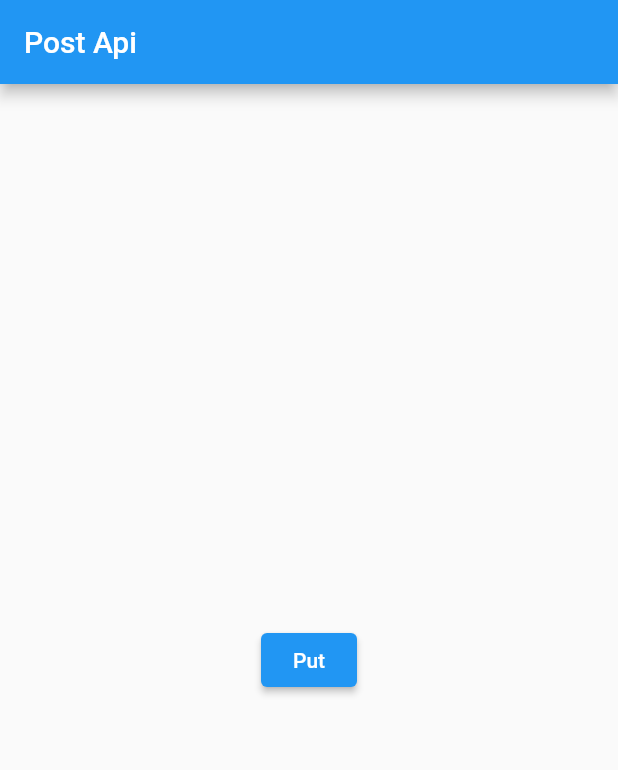
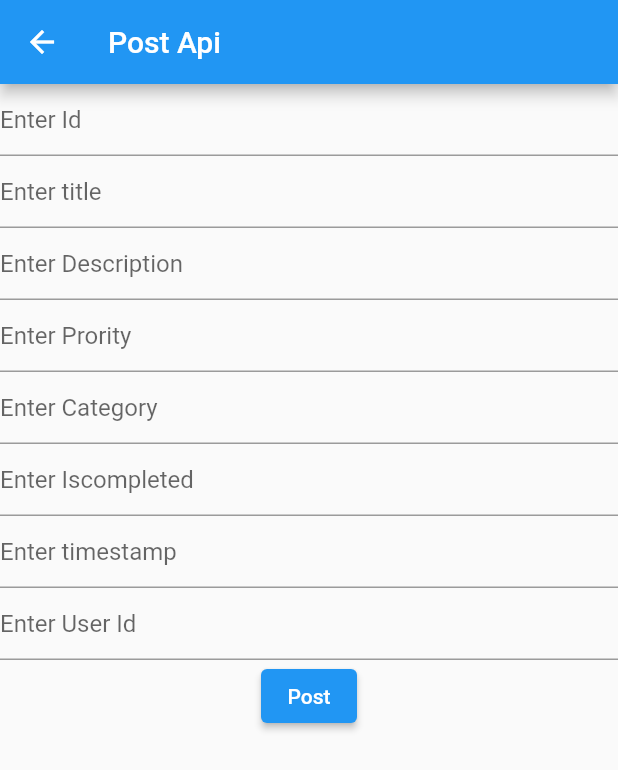
Before and after one commit to Muhammadhassaa301/Todo-App-Get-Delete-Put-Post, a Flutter app: the PostApi screen opened directly, on a phone screen of 412 x 824 dp. Shown: the top 770 px of the screen. Run offline on Flutter 3.47's test engine with Material 2 defaults, Android fonts, the phone set to English and light mode, and no system bars; our stand-ins replace get, pull_to_refresh; network calls fail.

```diff
--- a/lib/controllers/getcontroller.dart
+++ b/lib/controllers/getcontroller.dart
@@ -1,5 +1,6 @@
 import 'package:apigetgetx/models/getsapiModel.dart';
 import 'package:apigetgetx/services/api.dart';
+import 'package:flutter/material.dart';
 import 'package:get/get_state_manager/get_state_manager.dart';
 import 'package:get/get.dart';
 
@@ -8,6 +9,17 @@ class getController extends GetxController {
   var isLoading = false.obs;
   var completeData = <Getapi>[].obs;
 
+  TextEditingController mycontroller = TextEditingController();
+  TextEditingController myController2 = TextEditingController();
+
+  TextEditingController controllerid = TextEditingController();
+  TextEditingController controllertitle = TextEditingController();
+  TextEditingController controllerdescription = TextEditingController();
+  TextEditingController controllercategory = TextEditingController();
+  TextEditingController controllertimestamp = TextEditingController();
+  TextEditingController controllerpriority = TextEditingController();
+  TextEditingController controlleruserid = TextEditingController();
+  TextEditingController controlleriscomplete = TextEditingController();
   @override
   void onInit() {
     getResult();
@@ -17,11 +29,26 @@ class getController extends GetxController {
 
   Future<List<Getapi>> getResult() async {
     var result = await AuthenicationService().apiService();
-
     completeData.value = result!;
-
     isLoading.value = false;
     return result;
+  }
+
+  void onSavePressed(String id, String text) {
+    id = mycontroller.text;
+    text = myController2.text;
+  }
+
+  void onAdd(String id, String title, String description, String category,
+      String timestamp, String priority, String userid, String iscomplete) {
+    id = controllerid.text;
+    title = controllertitle.text;
+    description = controllerdescription.text;
+    category = controllercategory.text;
+    timestamp = controllertimestamp.text;
+    priority = controllerpriority.text;
+    userid = controlleruserid.text;
+    iscomplete = controlleriscomplete.text;
   }
   //List<Getapi>? result;
   // var Listresult = <Getapi>[].obs;
--- a/lib/post.dart
+++ b/lib/post.dart
@@ -1,22 +1,79 @@
+import 'package:apigetgetx/controllers/getcontroller.dart';
 import 'package:apigetgetx/services/api.dart';
 import 'package:flutter/material.dart';
 import 'package:flutter/src/widgets/container.dart';
 import 'package:flutter/src/widgets/framework.dart';
+import 'package:get/get.dart';
 
 class PostApi extends StatelessWidget {
-  const PostApi({super.key});
+  PostApi({super.key});
+  final getController controller = Get.put(getController());
 
   @override
   Widget build(BuildContext context) {
     return Scaffold(
       appBar: AppBar(title: Text('Post Api')),
-      body: Center(
-          child: ElevatedButton(
-        onPressed: () {
-          authenticationpost().apiServicePost();
-        },
-        child: Text('Put'),
-      )),
+      body: Column(
+        children: [
+          TextFormField(
+            controller: controller.controllerid,
+            decoration: InputDecoration(hintText: "Enter Id"),
+          ),
+          TextFormField(
+            controller: controller.controllertitle,
+            decoration: InputDecoration(hintText: "Enter title"),
+          ),
+          TextFormField(
+            controller: controller.controllerdescription,
+            decoration: InputDecoration(hintText: "Enter Description"),
+          ),
+          TextFormField(
+            controller: controller.controllerpriority,
+            decoration: InputDecoration(hintText: "Enter Prority"),
+          ),
+          TextFormField(
+            controller: controller.controllercategory,
+            decoration: InputDecoration(hintText: "Enter Category"),
+          ),
+          TextFormField(
+            controller: controller.controlleriscomplete,
+            decoration: InputDecoration(hintText: "Enter Iscompleted"),
+          ),
+          TextFormField(
+            controller: controller.controllertimestamp,
+            decoration: InputDecoration(hintText: "Enter timestamp"),
+          ),
+          TextFormField(
+            controller: controller.controlleruserid,
+            decoration: InputDecoration(hintText: "Enter User Id"),
+          ),
+          Center(
+            child: ElevatedButton(
+              onPressed: () {
+                controller.onAdd("", "", "", "", "", "", "", "");
+                authenticationpost().apiServicePost(
+                    controller.controllerid.text,
+                    controller.controllertitle.text,
+                    controller.controllerdescription.text,
+                    controller.controllercategory.text,
+                    controller.controllertimestamp.text,
+                    controller.controllerpriority.text,
+                    controller.controlleruserid.text,
+                    controller.controlleriscomplete.text);
+                Get.back();
+              },
+              child: Text('Post'),
+            ),
+
+            //     child: ElevatedButton(
+            //   onPressed: () {
+            //     authenticationpost().apiServicePost();
+            //   },
+            //   child: Text('Put'),
+            // )
+          ),
+        ],
+      ),
     );
   }
 }
--- a/lib/services/api.dart
+++ b/lib/services/api.dart
@@ -2,6 +2,7 @@ import 'dart:convert';
 
 import 'package:apigetgetx/constants/constants.dart';
 import 'package:apigetgetx/models/getsapiModel.dart';
+import 'package:flutter/foundation.dart';
 import 'package:http/http.dart' as http;
 
 class AuthenicationService {
@@ -22,18 +23,28 @@ class AuthenicationService {
 }
 
 class authenticationpost {
-  Future<List<Getapi>?> apiServicePost() async {
+  Future<List<Getapi>?> apiServicePost(
+      String id,
+      String title,
+      String description,
+      String category,
+      String timestamp,
+      String priority,
+      String user_id,
+      String iscompleted) async {
     var url = Uri.parse(apicontant.baseurl + apicontant.endpoint);
-    var response = await http.post(url, body: {
-      "title": "Hassaan55",
-      "description": "Muhammad Hassaan Arain",
-      "category": "4",
-      "timestamp": "1648563540",
-      "priority": "69",
-      "user_id": "user_id 3",
-      "isCompleted": "true",
-      "id": "7"
-    });
+    Map<String, String> data2 = {
+      "title": title,
+      "description": description,
+      "category": category,
+      "timestamp": timestamp,
+      "priority": priority,
+      "user_id": user_id,
+      "isCompleted": iscompleted,
+      "id": id
+    };
+
+    var response = await http.post(url, body: data2);
   }
 }
 
@@ -68,6 +79,25 @@ class authenicationPut {
       throw Exception("Error on server");
     }
   }
+
+  Future<List<Getapi>> deleteAlbum(String id) async {
+    final http.Response response = await http.delete(
+      Uri.parse(apicontant.baseurl + apicontant.edit(id)),
+    );
+
+    if (response.statusCode == 200) {
+      // If the server did return a 200 OK response,
+      // then parse the JSON. After deleting,
+      // you'll get an empty JSON `{}` response.
+      // Don't return `null`, otherwise `snapshot.hasData`
+      // will always return false on `FutureBuilder`.
+      return getapiFromJson(response.body);
+    } else {
+      // If the server did not return a "200 OK response",
+      // then throw an exception.
+      throw Exception('Failed to delete album.');
+    }
+  }
 }
 
 // if (response.statusCode == 200) {
--- a/pubspec.yaml
+++ b/pubspec.yaml
@@ -38,6 +38,8 @@ dependencies:
   cupertino_icons: ^1.0.2
   get: ^4.6.5
   http: ^0.13.5
+  pull_to_refresh: ^2.0.0
+
 
 dev_dependencies:
   flutter_test:
```
Also changed, not shown: lib/apiget.dart (+35 -35 lines), lib/main.dart (+42 -3 lines), pubspec.lock.
